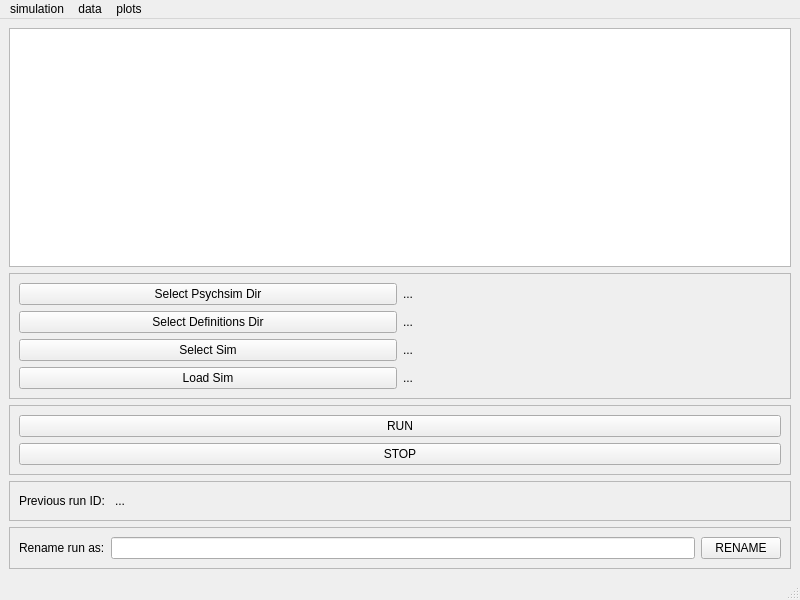
Old version of the form psychsim-gui-main.ui in the repository usc-psychsim/psychsim-eval-gui.
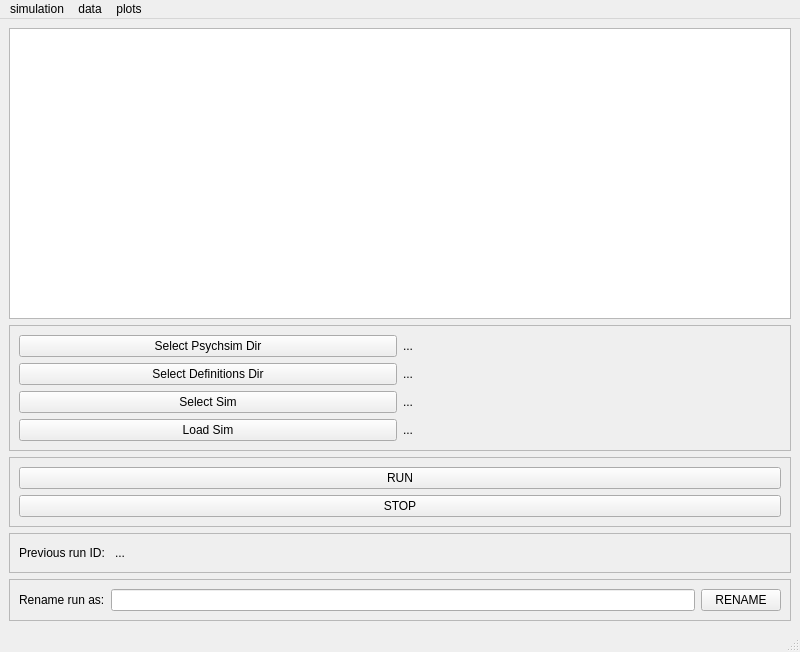
New version of the form.

Commit message: refactor renaming data

What changed in the file:
```diff
--- a/psychsim-gui-main.ui
+++ b/psychsim-gui-main.ui
@@ -7,7 +7,7 @@
     <x>0</x>
     <y>0</y>
     <width>800</width>
-    <height>600</height>
+    <height>652</height>
    </rect>
   </property>
   <property name="windowTitle">
```
Left out of the diff: 128 changed lines with no effect on the pictures. The commit also changes 1 other file.
